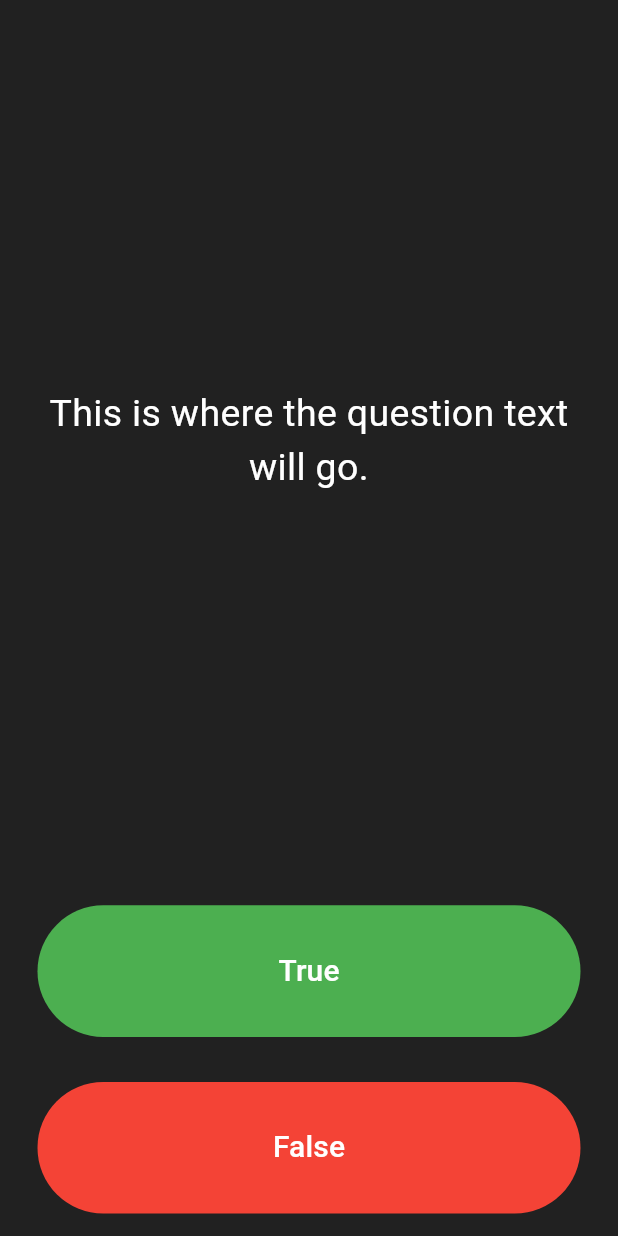
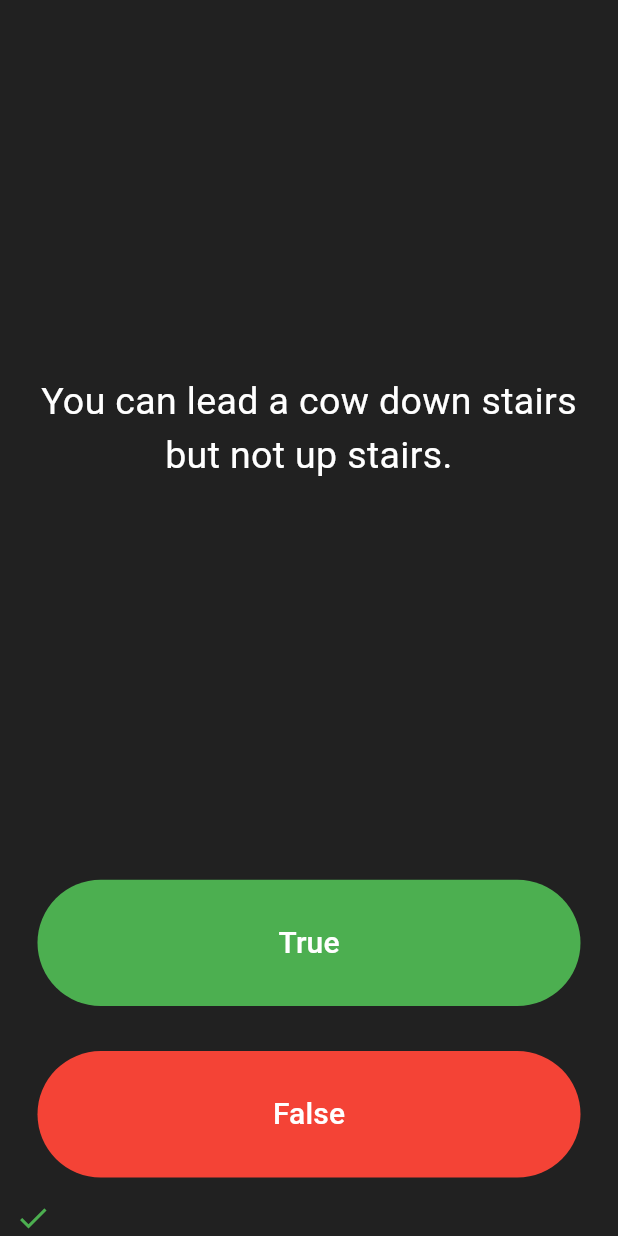
Before and after one commit to Fatkill22/Ea6_Quizzer, a Flutter app: the screen it shows after launch, after a tap on "True", on a phone screen of 412 x 824 dp. Run offline on Flutter 3.47's test engine with Material 3 defaults, Android fonts, the phone set to English and light mode, and no system bars; our stand-ins replace rflutter_alert.

Commit message:
Initial commit

```diff
--- a/lib/main.dart
+++ b/lib/main.dart
@@ -1,4 +1,7 @@
 import 'package:flutter/material.dart';
+import 'question_bank.dart';
+import 'package:rflutter_alert/rflutter_alert.dart';
+
 
 void main() {
   runApp(const MyApp());
@@ -29,6 +32,21 @@ class QuizPage extends StatefulWidget {
 }
 
 class _QuizPageState extends State<QuizPage> {
+
+  Question_Bank qb = Question_Bank();
+
+  void resetQuiz() {
+    setState(() {
+      qb.resetQuiz(); // Reset the question bank
+    });
+  }
+
+  void checkAnswer(bool A) {
+    setState(() {
+      qb.checkAnswer(A, context);
+    });
+  }
+
   @override
   Widget build(BuildContext context) {
     return Column(
@@ -41,7 +59,7 @@ class _QuizPageState extends State<QuizPage> {
             padding: const EdgeInsets.all(10.0),
             child: Center(
               child: Text(
-                'This is where the question text will go.',
+                qb.getQuestion(),
                 textAlign: TextAlign.center,
                 style: const TextStyle(
                   fontSize: 25.0,
@@ -67,7 +85,9 @@ class _QuizPageState extends State<QuizPage> {
                 ),
               ),
               onPressed: () {
-                // The user picked true.
+                setState(() {
+                  qb.checkAnswer(true,context);
+                });
               },
             ),
           ),
@@ -88,13 +108,18 @@ class _QuizPageState extends State<QuizPage> {
                 ),
               ),
               onPressed: () {
-                // The user picked false.
+                setState(() {
+                  qb.checkAnswer(false,context);
+                });
               },
             ),
           ),
         ),
-        // TODO: Add a Row here as your score keeper
+        Row(
+          children: qb.scorekeeper,
+        ),
       ],
     );
   }
+
 }
--- /dev/null
+++ b/lib/question.dart
@@ -0,0 +1,7 @@
+class Question{
+  String tanong;
+  bool sagot;
+
+  Question(this.tanong, this.sagot);
+
+}
--- /dev/null
+++ b/lib/question_bank.dart
@@ -0,0 +1,79 @@
+import 'question.dart';
+import 'package:flutter/material.dart';
+import 'package:rflutter_alert/rflutter_alert.dart';
+
+class Question_Bank{
+  int item = 0;
+  List<Question> qobj = [
+    Question('Some cats are actually allergic to humans', true),
+    Question('You can lead a cow down stairs but not up stairs.', false),
+    Question('Approximately one quarter of human bones are in the feet.', true),
+    Question('A slug\'s blood is green.', true),
+    Question('Buzz Aldrin\'s mother\'s maiden name was \"Moon\".', true),
+    Question('It is illegal to pee in the Ocean in Portugal.', true),
+    Question('No piece of square dry paper can be folded in half more than 7 times.', false),
+    Question('In London, UK, if you happen to die in the House of Parliament, you are technically entitled to a state funeral, because the building is considered too sacred a place.', true),
+    Question('The loudest sound produced by any animal is 188 decibels. That animal is the African Elephant.', false),
+    Question('The total surface area of two human lungs is approximately 70 square metres.', true),
+    Question('Google was originally called \"Backrub\".', true),
+    Question('Chocolate affects a dog\'s heart and nervous system; a few ounces are enough to kill a small dog.', true),
+    Question('In West Virginia, USA, if you accidentally hit an animal with your car, you are free to take it home to eat.', true),
+  ];
+  List<Icon> scorekeeper = [];
+
+  String getQuestion(){
+    return qobj[item].tanong;
+  }
+
+  bool getAnswer(){
+    return qobj[item].sagot;
+  }
+
+  void nextItem(){
+    if(item<12){
+      item++;
+    }
+
+  }
+  void checkAnswer(bool A, BuildContext B) {
+    if (scorekeeper.length < 13) {
+      if (getAnswer() == A) {
+        scorekeeper.add(
+          Icon(Icons.check, color: Colors.green),
+        );
+      }
+      else {
+        scorekeeper.add(
+          Icon(Icons.close, color: Colors.red),
+        );
+      }
+    }
+    nextItem();
+
+    if (scorekeeper.length == qobj.length) {
+      Alert(
+        context: B,
+        title: "Quiz Completed",
+        desc: "You've finished the quiz!",
+        buttons: [
+          DialogButton(
+            child: const Text(
+              "RESET",
+              style: TextStyle(color: Colors.white, fontSize: 20),
+            ),
+            onPressed: () {
+              Navigator.pop(B);
+              resetQuiz();
+            },
+            width: 120,
+          )
+        ],
+      ).show();
+    }
+  }
+
+  void resetQuiz() {
+    item = 0; // Reset the question index
+    scorekeeper.clear(); // Clear the scorekeeper
+  }
+}
```
Also changed, not shown: pubspec.yaml (+6 -64 lines), pubspec.lock.
